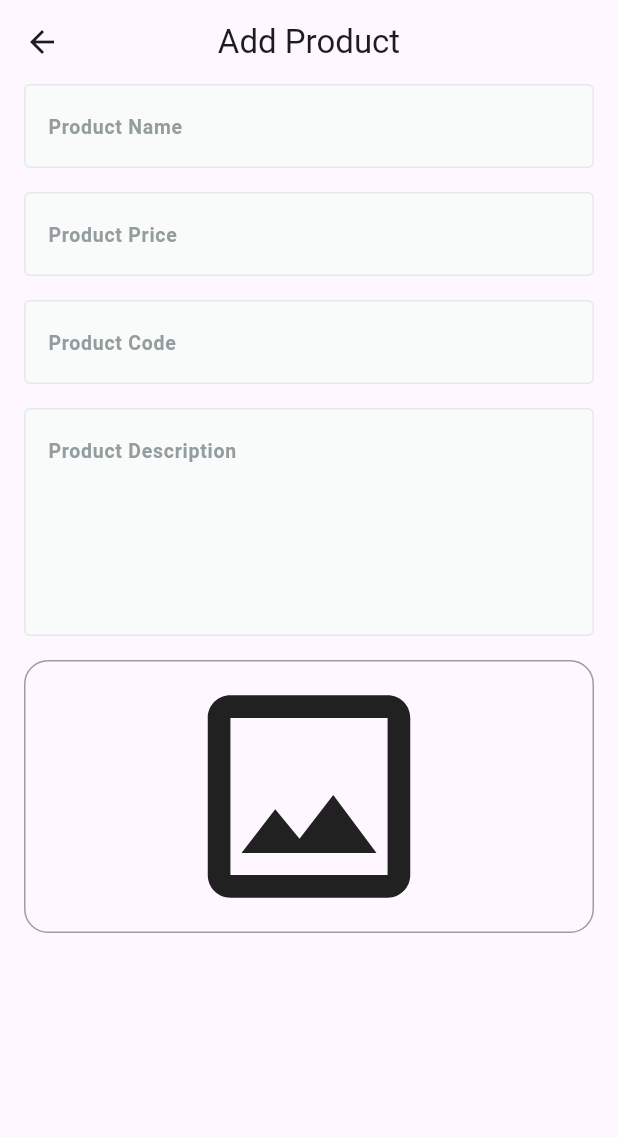
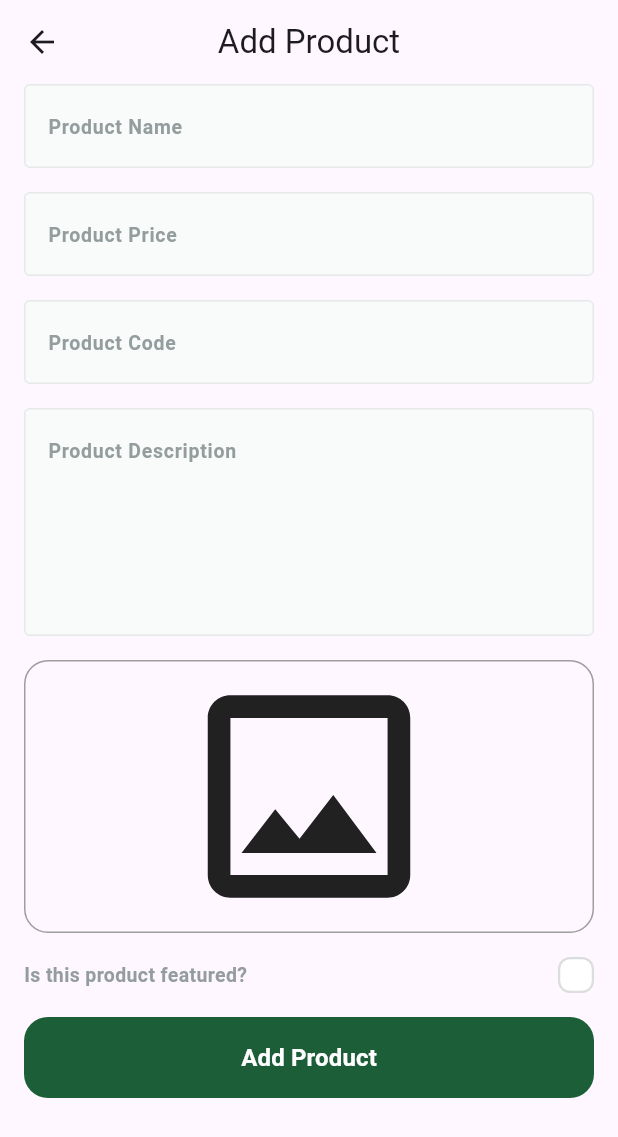
Before and after one commit to peterelia22/fruits_hub_dashboard, a Flutter app: the AddProductView screen opened by its route, on a phone screen of 412 x 824 dp. Shown: the top 1137 px of the screen. Run offline on Flutter 3.47's test engine with Material 3 defaults, Android fonts, the light colour scheme and no system bars; drawn by our look-alikes of skeletonizer; our stand-ins replace firebase_core, image_picker; accounts and stored records are empty.

Commit message:
Refactor AddProductViewBody to include form field validation and add isFeatured checkbox functionality

```diff
--- a/lib/features/add_product/presentation/views/widgets/add_product_view_body.dart
+++ b/lib/features/add_product/presentation/views/widgets/add_product_view_body.dart
@@ -1,8 +1,11 @@
 import 'dart:io';
 
 import 'package:flutter/material.dart';
+import 'package:fruits_hub_dashboard/core/widgets/custom_button.dart';
 import 'package:fruits_hub_dashboard/core/widgets/custom_text_field.dart';
+import 'package:fruits_hub_dashboard/features/add_product/presentation/views/widgets/custom_check_box.dart';
 import 'package:fruits_hub_dashboard/features/add_product/presentation/views/widgets/image_field.dart';
+import 'package:fruits_hub_dashboard/features/add_product/presentation/views/widgets/is_featured_checkbox.dart';
 
 class AddProductViewBody extends StatefulWidget {
   const AddProductViewBody({super.key});
@@ -12,6 +15,10 @@ class AddProductViewBody extends StatefulWidget {
 }
 
 class _AddProductViewBodyState extends State<AddProductViewBody> {
+  late String name, code, description;
+  late num price;
+  File? imageFile;
+  bool isFeatured = false;
   final GlobalKey<FormState> formKey = GlobalKey<FormState>();
   AutovalidateMode autovalidateMode = AutovalidateMode.disabled;
   @override
@@ -24,24 +31,37 @@ class _AddProductViewBodyState extends State<AddProductViewBody> {
           autovalidateMode: autovalidateMode,
           child: Column(
             children: [
-                const CustomTextFormField(
-                    hintText: 'Product Name', keyboardType: TextInputType.text),
+              CustomTextFormField(
+                  onSaved: (value) {
+                    name = value!;
+                  },
+                  hintText: 'Product Name',
+                  keyboardType: TextInputType.text),
               const SizedBox(
                 height: 16,
               ),
-                const CustomTextFormField(
+              CustomTextFormField(
+                  onSaved: (value) {
+                    price = num.parse(value!);
+                  },
                   hintText: 'Product Price',
                   keyboardType: TextInputType.number),
               const SizedBox(
                 height: 16,
               ),
-                const CustomTextFormField(
+              CustomTextFormField(
+                  onSaved: (value) {
+                    code = value!;
+                  },
                   hintText: 'Product Code',
                   keyboardType: TextInputType.number),
               const SizedBox(
                 height: 16,
               ),
-                const CustomTextFormField(
+              CustomTextFormField(
+                onSaved: (value) {
+                  description = value!;
+                },
                 hintText: 'Product Description',
                 keyboardType: TextInputType.text,
                 maxLines: 5,
@@ -50,10 +70,48 @@ class _AddProductViewBodyState extends State<AddProductViewBody> {
                 height: 16,
               ),
               ImageField(
-                  onFileSelected: (image) {},
+                onFileSelected: (image) {
+                  imageFile = image!;
+                },
+              ),
+              const SizedBox(
+                height: 16,
+              ),
+              isFeaturedCheckBox(onChanged: (value) {
+                isFeatured = value;
+              }),
+              const SizedBox(
+                height: 16,
+              ),
+              CustomButton(
+                  onPressed: () {
+                    if (imageFile != null) {
+                      if (formKey.currentState!.validate()) {
+                        formKey.currentState!.save();
+                      } else {
+                        autovalidateMode = AutovalidateMode.always;
+                        setState(() {});
+                      }
+                    } else {
+                      showError(context);
+                    }
+                  },
+                  text: 'Add Product'),
+              const SizedBox(
+                height: 24,
               )
             ],
-            )),
+          ),
+        ),
+      ),
+    );
+  }
+
+  void showError(BuildContext context) {
+    ScaffoldMessenger.of(context).showSnackBar(
+      const SnackBar(
+        content: Text('Please select an image for the product.'),
+        backgroundColor: Colors.red,
       ),
     );
   }
--- /dev/null
+++ b/lib/features/add_product/presentation/views/widgets/custom_check_box.dart
@@ -0,0 +1,37 @@
+import 'package:flutter/material.dart';
+import 'package:fruits_hub_dashboard/core/utils/app_colors.dart' show AppColors;
+
+class CustomCheckBox extends StatelessWidget {
+  const CustomCheckBox(
+      {super.key, required this.isChecked, required this.onChecked});
+  final bool isChecked;
+  final ValueChanged<bool> onChecked;
+  @override
+  Widget build(BuildContext context) {
+    return GestureDetector(
+      onTap: () {
+        onChecked(!isChecked);
+      },
+      child: AnimatedContainer(
+          width: 24,
+          height: 24,
+          decoration: ShapeDecoration(
+            color: isChecked ? AppColors.primaryColor : Colors.white,
+            shape: RoundedRectangleBorder(
+              side: BorderSide(
+                width: 1.50,
+                color: isChecked ? Colors.transparent : const Color(0xFFDCDEDE),
+              ),
+              borderRadius: BorderRadius.circular(8),
+            ),
+          ),
+          duration: const Duration(milliseconds: 100),
+          child: isChecked
+              ? Icon(
+                  Icons.check,
+                  color: Colors.white,
+                )
+              : null),
+    );
+  }
+}
--- /dev/null
+++ b/lib/features/add_product/presentation/views/widgets/is_featured_checkbox.dart
@@ -0,0 +1,46 @@
+import 'package:flutter/material.dart';
+import 'package:fruits_hub_dashboard/core/utils/app_text_styles.dart';
+import 'package:fruits_hub_dashboard/features/add_product/presentation/views/widgets/custom_check_box.dart'
+    show CustomCheckBox;
+
+class isFeaturedCheckBox extends StatefulWidget {
+  const isFeaturedCheckBox({super.key, required this.onChanged});
+  final ValueChanged<bool> onChanged;
+  @override
+  State<isFeaturedCheckBox> createState() => _isFeaturedCheckBoxState();
+}
+
+class _isFeaturedCheckBoxState extends State<isFeaturedCheckBox> {
+  bool isTermsAccepted = false;
+  @override
+  Widget build(BuildContext context) {
+    return Row(
+      children: [
+        Text.rich(
+          TextSpan(
+            children: [
+              TextSpan(
+                  text: 'Is this product featured?',
+                  style: TextStyles.semiBold13
+                      .copyWith(color: const Color(0xFF949D9E))),
+            ],
+          ),
+          textAlign: TextAlign.right,
+        ),
+        const Expanded(
+          child: SizedBox(
+            width: 16,
+          ),
+        ),
+        CustomCheckBox(
+          isChecked: isTermsAccepted,
+          onChecked: (value) {
+            isTermsAccepted = value;
+            widget.onChanged(value);
+            setState(() {});
+          },
+        ),
+      ],
+    );
+  }
+}
```
Lines whose indentation alone changed are shown as unchanged.
